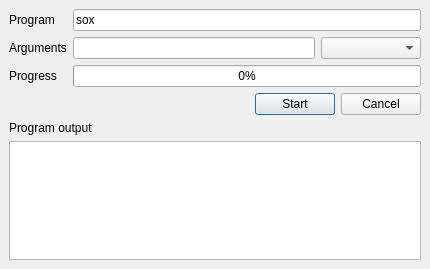
ErwanLegrand/Traverso-DAW, file src/commands/ui/ExternalProcessing.ui: the form before one commit.
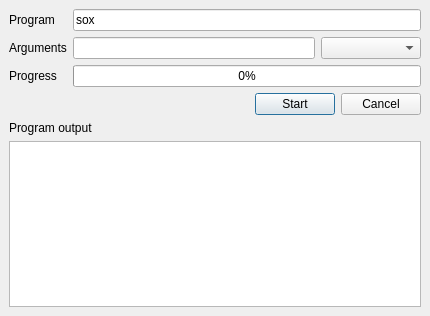
The form after the commit.

Commit message: make it a bit heigher, more room for program output

```diff
--- a/src/commands/ui/ExternalProcessing.ui
+++ b/src/commands/ui/ExternalProcessing.ui
@@ -6,7 +6,7 @@
     <x>0</x>
     <y>0</y>
     <width>430</width>
-    <height>269</height>
+    <height>316</height>
    </rect>
   </property>
   <property name="minimumSize" >
```
